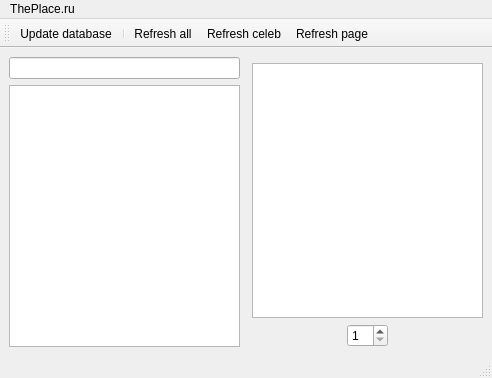
Old version of the form gui/ui/mainForm.ui in the repository SevenLines/ThePlaceViewer.
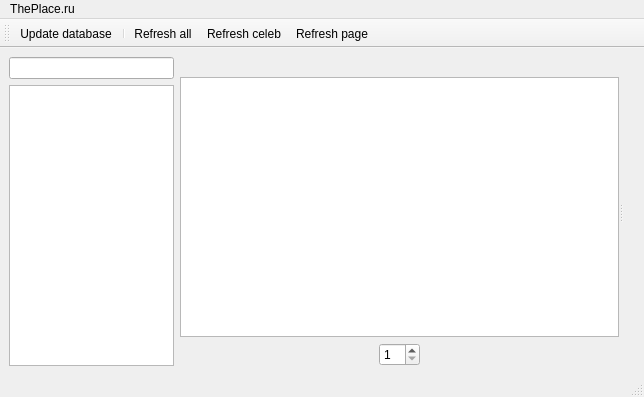
New version of the form. Icons and pictures are not drawn. Custom widgets are drawn as their Qt base class.

```diff
--- a/gui/ui/mainForm.ui
+++ b/gui/ui/mainForm.ui
@@ -6,8 +6,8 @@
    <rect>
     <x>0</x>
     <y>0</y>
-    <width>492</width>
-    <height>378</height>
+    <width>644</width>
+    <height>397</height>
    </rect>
   </property>
   <property name="windowTitle">
@@ -15,7 +15,7 @@
   </property>
   <widget class="QWidget" name="centralwidget">
    <layout class="QGridLayout" name="gridLayout">
-    <item row="0" column="0" rowspan="2">
+    <item row="0" column="0">
      <layout class="QVBoxLayout" name="verticalLayout">
       <item>
        <widget class="LabelFilterEdit" name="edtFilter">
@@ -35,6 +35,12 @@
           <verstretch>0</verstretch>
          </sizepolicy>
         </property>
+        <property name="maximumSize">
+         <size>
+          <width>165</width>
+          <height>16777215</height>
+         </size>
+        </property>
         <property name="showGrid">
          <bool>true</bool>
         </property>
@@ -51,15 +57,26 @@
       </item>
      </layout>
     </item>
-    <item row="0" column="1" rowspan="2" colspan="2">
-     <widget class="QLabel" name="lblCeleb">
-      <property name="text">
-       <string/>
+    <item row="0" column="1">
+     <widget class="QSplitter" name="splitImages">
+      <property name="orientation">
+       <enum>Qt::Horizontal</enum>
       </property>
-     </widget>
-    </item>
-    <item row="1" column="2">
+      <widget class="QWidget" name="">
      <layout class="QVBoxLayout" name="verticalLayout_2">
+        <item>
+         <widget class="QLabel" name="lblCeleb">
+          <property name="text">
+           <string/>
+          </property>
+          <property name="scaledContents">
+           <bool>false</bool>
+          </property>
+          <property name="alignment">
+           <set>Qt::AlignCenter</set>
+          </property>
+         </widget>
+        </item>
       <item>
        <widget class="QTableWidget" name="lstImages">
         <property name="styleSheet">
@@ -195,6 +212,34 @@
        </layout>
       </item>
      </layout>
+      </widget>
+      <widget class="LabelImage" name="lblPreview">
+       <property name="sizePolicy">
+        <sizepolicy hsizetype="Ignored" vsizetype="Ignored">
+         <horstretch>0</horstretch>
+         <verstretch>0</verstretch>
+        </sizepolicy>
+       </property>
+       <property name="minimumSize">
+        <size>
+         <width>0</width>
+         <height>0</height>
+        </size>
+       </property>
+       <property name="maximumSize">
+        <size>
+         <width>16777215</width>
+         <height>16777215</height>
+        </size>
+       </property>
+       <property name="text">
+        <string/>
+       </property>
+       <property name="alignment">
+        <set>Qt::AlignCenter</set>
+       </property>
+      </widget>
+     </widget>
     </item>
    </layout>
   </widget>
@@ -203,7 +248,7 @@
     <rect>
      <x>0</x>
      <y>0</y>
-     <width>492</width>
+     <width>644</width>
      <height>25</height>
     </rect>
    </property>
@@ -236,7 +281,7 @@
     <enum>TopToolBarArea</enum>
    </attribute>
    <attribute name="toolBarBreak">
-    <bool>true</bool>
+    <bool>false</bool>
    </attribute>
    <addaction name="actionUpdate_database"/>
    <addaction name="separator"/>
@@ -316,6 +361,11 @@
    <extends>QLineEdit</extends>
    <header>gui.label_filter_edit</header>
   </customwidget>
+  <customwidget>
+   <class>LabelImage</class>
+   <extends>QLabel</extends>
+   <header>gui.LabelImage</header>
+  </customwidget>
  </customwidgets>
  <resources>
   <include location="../../assets/icons.qrc"/>
```
Lines whose indentation alone changed are shown as unchanged.
